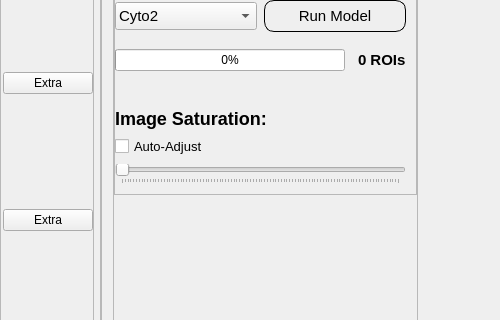
Ktuzinowski/MBL_PyQt_Desktop, file dashboard.ui: the form before one commit; both pictures show x 0 to 500 and y 506 to 826 of the 1185 by 994 pixel window.
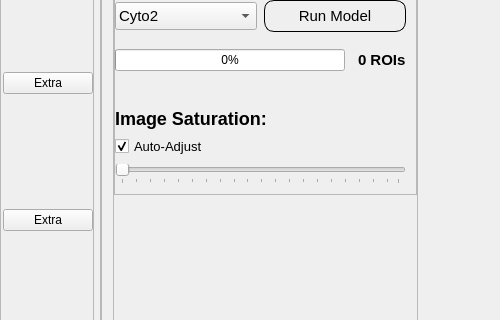
The form after the commit. Icons and pictures are not drawn. Custom widgets are drawn as their Qt base class.

The edit to the form file:
```diff
--- a/dashboard.ui
+++ b/dashboard.ui
@@ -1562,6 +1562,9 @@
                       <property name="text">
                        <string>Auto-Adjust</string>
                       </property>
+                      <property name="checked">
+                       <bool>true</bool>
+                      </property>
                      </widget>
                     </item>
                     <item>
@@ -1578,6 +1581,9 @@
                       <property name="tickPosition">
                        <enum>QSlider::TicksBelow</enum>
                       </property>
+                      <property name="tickInterval">
+                       <number>5</number>
+                      </property>
                      </widget>
                     </item>
                    </layout>
@@ -1872,6 +1878,11 @@
    <header>segmentation_screen.h</header>
    <container>1</container>
   </customwidget>
+  <customwidget>
+   <class>QRangeSlider</class>
+   <extends>QSlider</extends>
+   <header>superqt.h</header>
+  </customwidget>
  </customwidgets>
  <resources>
   <include location="resources.qrc"/>
```
Left out of the diff: 41 changed lines with no effect on the pictures.
